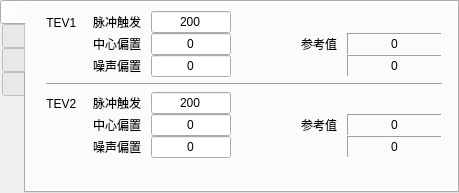
The window that Gui/Options/debugui.ui (rpdhunter/swbox) describes before a commit, drawn with Qt 5.
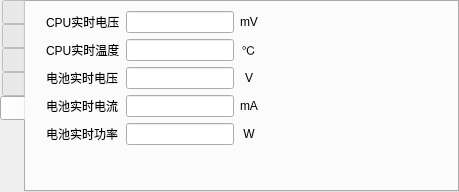
The same window after the commit. The open tabs and pages were chosen to show the change.

What changed in the file:
```diff
--- a/Gui/Options/debugui.ui
+++ b/Gui/Options/debugui.ui
@@ -7,9 +7,15 @@
     <x>0</x>
     <y>0</y>
     <width>459</width>
-    <height>193</height>
+    <height>192</height>
    </rect>
   </property>
+  <property name="maximumSize">
+   <size>
+    <width>16777215</width>
+    <height>192</height>
+   </size>
+  </property>
   <property name="windowTitle">
    <string notr="true">Form</string>
   </property>
@@ -981,6 +987,184 @@
        </item>
       </layout>
      </widget>
+     <widget class="QWidget" name="tab">
+      <attribute name="title">
+       <string/>
+      </attribute>
+      <layout class="QGridLayout" name="gridLayout_5">
+       <property name="leftMargin">
+        <number>20</number>
+       </property>
+       <item row="0" column="0">
+        <layout class="QGridLayout" name="gridLayout_4">
+         <item row="0" column="0">
+          <widget class="QLabel" name="label_22">
+           <property name="text">
+            <string>CPU实时电压</string>
+           </property>
+          </widget>
+         </item>
+         <item row="0" column="1">
+          <widget class="QLineEdit" name="lineEdit_CPU_VCC">
+           <property name="minimumSize">
+            <size>
+             <width>100</width>
+             <height>0</height>
+            </size>
+           </property>
+          </widget>
+         </item>
+         <item row="0" column="2">
+          <widget class="QLabel" name="label_24">
+           <property name="text">
+            <string notr="true">mV</string>
+           </property>
+           <property name="alignment">
+            <set>Qt::AlignCenter</set>
+           </property>
+          </widget>
+         </item>
+         <item row="1" column="0">
+          <widget class="QLabel" name="label_23">
+           <property name="text">
+            <string>CPU实时温度</string>
+           </property>
+          </widget>
+         </item>
+         <item row="1" column="1">
+          <widget class="QLineEdit" name="lineEdit_CPU_TEMP">
+           <property name="minimumSize">
+            <size>
+             <width>0</width>
+             <height>0</height>
+            </size>
+           </property>
+          </widget>
+         </item>
+         <item row="1" column="2">
+          <widget class="QLabel" name="label_25">
+           <property name="text">
+            <string notr="true">℃</string>
+           </property>
+           <property name="alignment">
+            <set>Qt::AlignCenter</set>
+           </property>
+          </widget>
+         </item>
+         <item row="2" column="0">
+          <widget class="QLabel" name="label_26">
+           <property name="text">
+            <string>电池实时电压</string>
+           </property>
+          </widget>
+         </item>
+         <item row="2" column="1">
+          <widget class="QLineEdit" name="lineEdit_BATT_VCC">
+           <property name="minimumSize">
+            <size>
+             <width>100</width>
+             <height>0</height>
+            </size>
+           </property>
+          </widget>
+         </item>
+         <item row="2" column="2">
+          <widget class="QLabel" name="label_27">
+           <property name="text">
+            <string notr="true">V</string>
+           </property>
+           <property name="alignment">
+            <set>Qt::AlignCenter</set>
+           </property>
+          </widget>
+         </item>
+         <item row="3" column="0">
+          <widget class="QLabel" name="label_28">
+           <property name="text">
+            <string>电池实时电流</string>
+           </property>
+          </widget>
+         </item>
+         <item row="3" column="1">
+          <widget class="QLineEdit" name="lineEdit_BATT_CUR">
+           <property name="minimumSize">
+            <size>
+             <width>100</width>
+             <height>0</height>
+            </size>
+           </property>
+          </widget>
+         </item>
+         <item row="3" column="2">
+          <widget class="QLabel" name="label_29">
+           <property name="text">
+            <string notr="true">mA</string>
+           </property>
+           <property name="alignment">
+            <set>Qt::AlignCenter</set>
+           </property>
+          </widget>
+         </item>
+         <item row="4" column="0">
+          <widget class="QLabel" name="label_30">
+           <property name="text">
+            <string>电池实时功率</string>
+           </property>
+          </widget>
+         </item>
+         <item row="4" column="1">
+          <widget class="QLineEdit" name="lineEdit_BATT_P">
+           <property name="minimumSize">
+            <size>
+             <width>100</width>
+             <height>0</height>
+            </size>
+           </property>
+           <property name="text">
+            <string/>
+           </property>
+          </widget>
+         </item>
+         <item row="4" column="2">
+          <widget class="QLabel" name="label_33">
+           <property name="text">
+            <string notr="true">W</string>
+           </property>
+           <property name="alignment">
+            <set>Qt::AlignCenter</set>
+           </property>
+          </widget>
+         </item>
+        </layout>
+       </item>
+       <item row="0" column="1">
+        <spacer name="horizontalSpacer_2">
+         <property name="orientation">
+          <enum>Qt::Horizontal</enum>
+         </property>
+         <property name="sizeHint" stdset="0">
+          <size>
+           <width>121</width>
+           <height>20</height>
+          </size>
+         </property>
+        </spacer>
+       </item>
+       <item row="1" column="0">
+        <spacer name="verticalSpacer">
+         <property name="orientation">
+          <enum>Qt::Vertical</enum>
+         </property>
+         <property name="sizeHint" stdset="0">
+          <size>
+           <width>20</width>
+           <height>10</height>
+          </size>
+         </property>
+        </spacer>
+       </item>
+      </layout>
+     </widget>
     </widget>
    </item>
   </layout>
```
